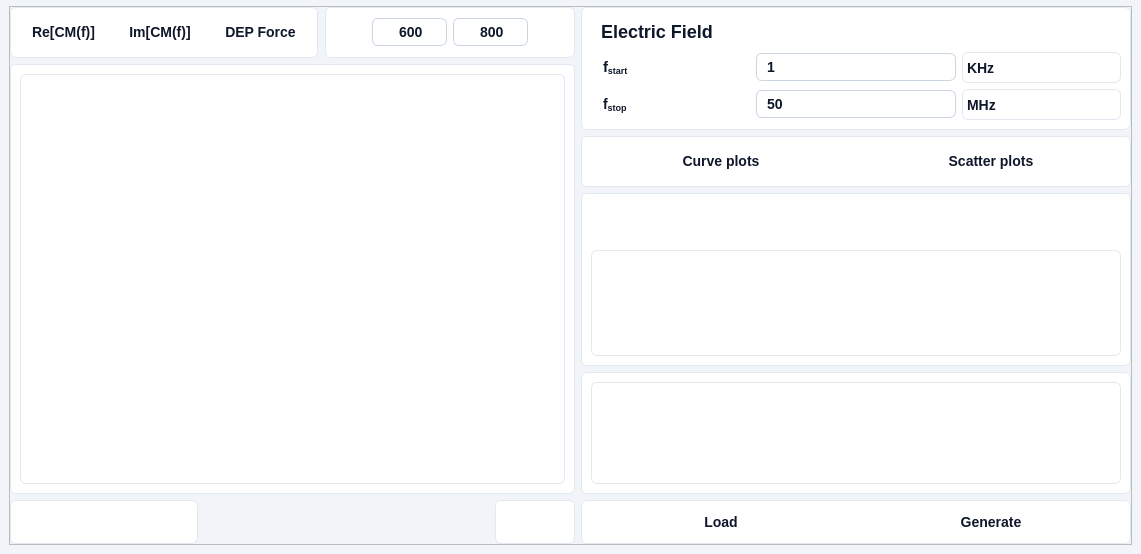
First picture: the form in ui/main.ui, repository IoanTivig/OpenDEP_View, before the edit.
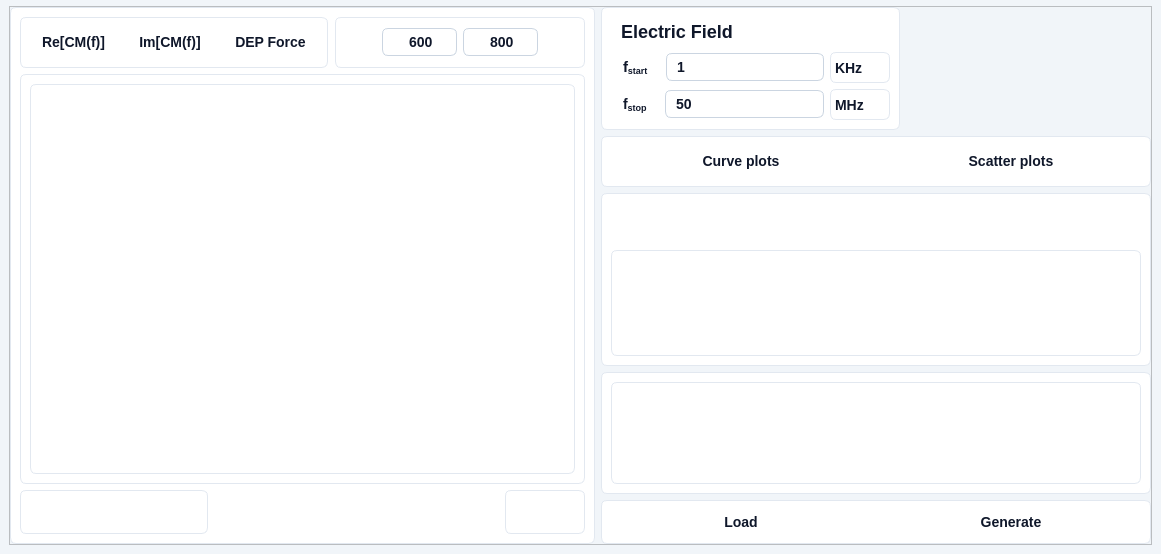
Second picture: the form after the edit. Icons and pictures are not drawn. Custom widgets are drawn as their Qt base class.

What changed in the file:
```diff
--- a/ui/main.ui
+++ b/ui/main.ui
@@ -6,7 +6,7 @@
    <rect>
     <x>0</x>
     <y>0</y>
-    <width>1141</width>
+    <width>1161</width>
     <height>554</height>
    </rect>
   </property>
@@ -60,20 +60,27 @@
        <item>
         <widget class="QFrame" name="pyqt5_frame_graph">
          <property name="styleSheet">
-          <string notr="true">border: none;</string>
+          <string notr="true">box-sizing: border-box;
+display: flex;
+flex-direction: column;
+align-items: flex-start;
+gap: 25px;
+background: #FFFFFF;
+border: 1px solid #E2E8F0; /* slate/200 */
+border-radius: 6px;</string>
          </property>
          <layout class="QVBoxLayout" name="verticalLayout_3" stretch="0,1,0">
           <property name="leftMargin">
-           <number>0</number>
+           <number>9</number>
           </property>
           <property name="topMargin">
-           <number>0</number>
+           <number>9</number>
           </property>
           <property name="rightMargin">
-           <number>0</number>
+           <number>9</number>
           </property>
           <property name="bottomMargin">
-           <number>0</number>
+           <number>9</number>
           </property>
           <item>
            <layout class="QHBoxLayout" name="horizontalLayout" stretch="0,1,0">
@@ -1564,6 +1571,19 @@
               </layout>
              </widget>
             </item>
+            <item>
+             <spacer name="horizontalSpacer_4">
+              <property name="orientation">
+               <enum>Qt::Horizontal</enum>
+              </property>
+              <property name="sizeHint" stdset="0">
+               <size>
+                <width>40</width>
+                <height>20</height>
+               </size>
+              </property>
+             </spacer>
+            </item>
            </layout>
           </item>
           <item>
```
Left out of the diff: 2 changed lines with no effect on the pictures.
